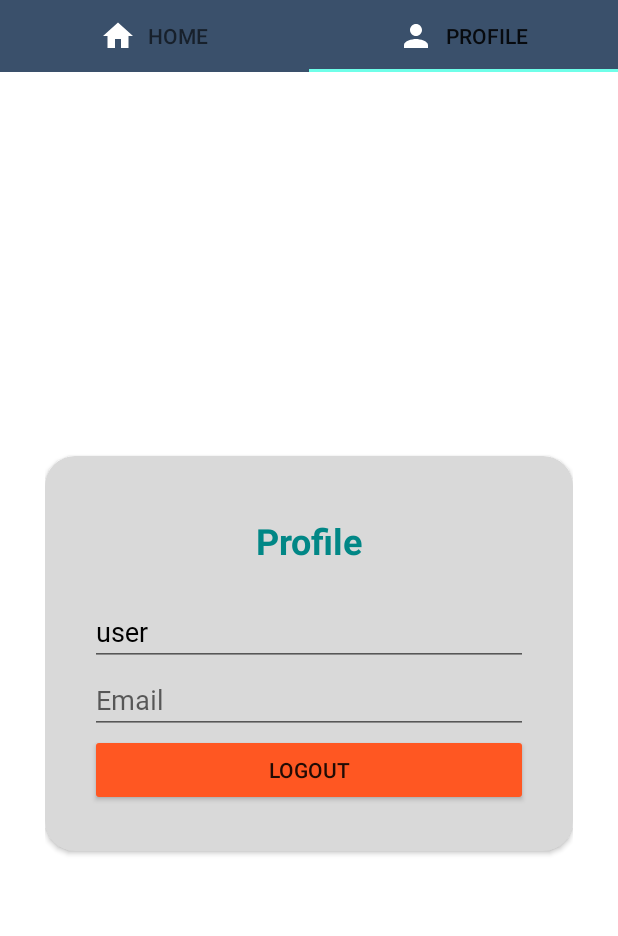
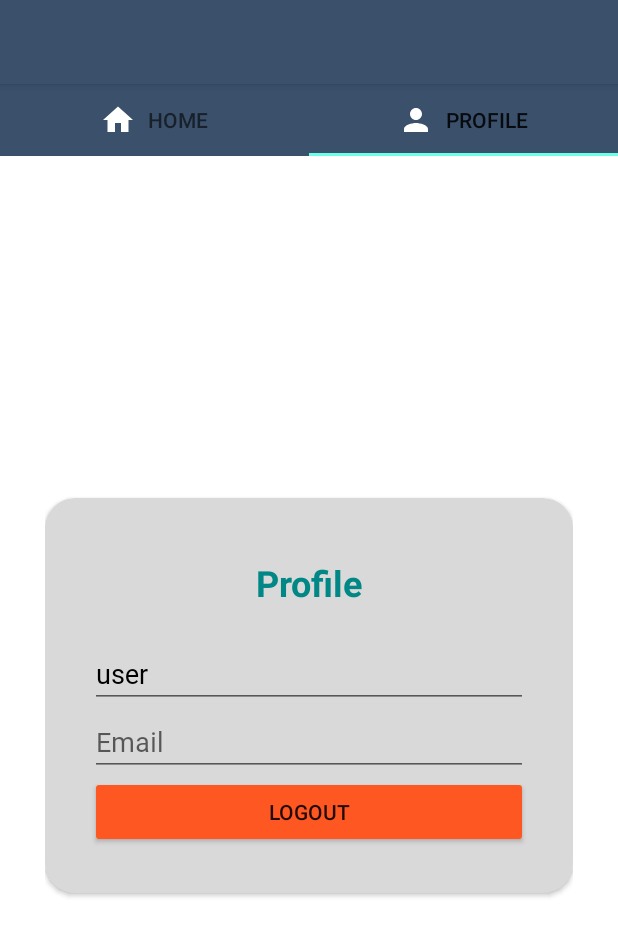
Before and after one commit to spotikum/bengkel-motor, an Android app: the screen it shows after launch once a user with an empty profile is signed in (HomeActivity), tab 2 chosen, on a phone screen of 412 x 824 dp. Shown: the top 936 px of the screen. Run offline under Robolectric (Android 15) with nearby library versions, the phone set to English and light mode, and no system bars; our stand-ins replace Firebase (no records; nobody signed in at launch, a user with empty details on screens opened directly), navigation-ui.

Commit message:
add plus action plus button

```diff
--- a/app/src/main/java/id/bukanspot/bengkelmotor/fragment/HomeFragment.kt
+++ b/app/src/main/java/id/bukanspot/bengkelmotor/fragment/HomeFragment.kt
@@ -5,52 +5,39 @@ import androidx.fragment.app.Fragment
 import android.view.LayoutInflater
 import android.view.View
 import android.view.ViewGroup
+import androidx.navigation.findNavController
+import androidx.navigation.fragment.findNavController
+import androidx.navigation.ui.AppBarConfiguration
+import androidx.navigation.ui.setupActionBarWithNavController
+import com.google.android.material.snackbar.Snackbar
 import id.bukanspot.bengkelmotor.R
-// TODO: Rename parameter arguments, choose names that match
-// the fragment initialization parameters, e.g. ARG_ITEM_NUMBER
-private const val ARG_PARAM1 = "param1"
-private const val ARG_PARAM2 = "param2"
+import id.bukanspot.bengkelmotor.databinding.ActivityBookingBinding
+import id.bukanspot.bengkelmotor.databinding.FragmentFirstBinding
+import id.bukanspot.bengkelmotor.databinding.FragmentHomeBinding
 
-/**
- * A simple [Fragment] subclass.
- * Use the [HomeFragment.newInstance] factory method to
- * create an instance of this fragment.
- */
 class HomeFragment : Fragment() {
-    // TODO: Rename and change types of parameters
-    private var param1: String? = null
-    private var param2: String? = null
+    private var _binding: FragmentHomeBinding? = null
 
-    override fun onCreate(savedInstanceState: Bundle?) {
-        super.onCreate(savedInstanceState)
-        arguments?.let {
-            param1 = it.getString(ARG_PARAM1)
-            param2 = it.getString(ARG_PARAM2)
+    // This property is only valid between onCreateView and
+    // onDestroyView.
+    private val binding get() = _binding!!
+
+    override fun onCreateView(
+        inflater: LayoutInflater, container: ViewGroup?,
+        savedInstanceState: Bundle?
+    ): View? {
+
+        _binding = FragmentHomeBinding.inflate(inflater, container, false)
+        return binding.root
+
+    }
+
+    override fun onViewCreated(view: View, savedInstanceState: Bundle?) {
+        super.onViewCreated(view, savedInstanceState)
+
+        binding.fab.setOnClickListener { view ->
+            Snackbar.make(view, "Replace with your own action", Snackbar.LENGTH_LONG)
+                .setAction("Action", null).show()
         }
     }
-
-    override fun onCreateView(inflater: LayoutInflater, container: ViewGroup?,
-                              savedInstanceState: Bundle?): View? {
-        // Inflate the layout for this fragment
-        return inflater.inflate(R.layout.fragment_home, container, false)
-    }
-
-    companion object {
-        /**
-         * Use this factory method to create a new instance of
-         * this fragment using the provided parameters.
-         *
-         * @param param1 Parameter 1.
-         * @param param2 Parameter 2.
-         * @return A new instance of fragment HomeFragment.
-         */
-        // TODO: Rename and change types and number of parameters
-        @JvmStatic fun newInstance(param1: String, param2: String) =
-                HomeFragment().apply {
-                    arguments = Bundle().apply {
-                        putString(ARG_PARAM1, param1)
-                        putString(ARG_PARAM2, param2)
-                    }
-                }
-    }
 }
--- a/app/src/main/res/layout/activity_home.xml
+++ b/app/src/main/res/layout/activity_home.xml
@@ -6,11 +6,26 @@
     android:layout_height="match_parent"
     tools:context=".HomeActivity">
 
+    <com.google.android.material.appbar.AppBarLayout
+        android:id="@+id/appbar"
+        android:layout_width="match_parent"
+        android:layout_height="wrap_content"
+        android:theme="@style/Theme.BengkelMotor.AppBarOverlay">
+
+        <androidx.appcompat.widget.Toolbar
+            android:id="@+id/toolbar"
+            android:layout_width="match_parent"
+            android:layout_height="?attr/actionBarSize"
+            android:background="?attr/colorPrimary"
+            app:popupTheme="@style/Theme.BengkelMotor.PopupOverlay" />
+
+    </com.google.android.material.appbar.AppBarLayout>
+
     <androidx.viewpager.widget.ViewPager
         android:id="@+id/viewPager"
         android:layout_width="match_parent"
         android:layout_height="match_parent"
-        android:layout_above="@id/appBarLayout" >
+        android:layout_below="@+id/appbar">
 
         <com.google.android.material.tabs.TabLayout
             android:id="@+id/tabs"
--- a/app/src/main/res/layout/fragment_home.xml
+++ b/app/src/main/res/layout/fragment_home.xml
@@ -5,23 +5,9 @@
     android:layout_width="match_parent"
     android:layout_height="match_parent"
     android:background="@android:color/white"
-    tools:context=".HomeActivity">
+    tools:context=".fragment.HomeFragment">
 
-<!--    <com.google.android.material.appbar.AppBarLayout-->
-<!--        android:layout_width="match_parent"-->
-<!--        android:layout_height="wrap_content"-->
-<!--        android:theme="@style/Theme.BengkelMotor.AppBarOverlay">-->
-
-<!--        <androidx.appcompat.widget.Toolbar-->
-<!--            android:id="@+id/toolbar"-->
-<!--            android:layout_width="match_parent"-->
-<!--            android:layout_height="?attr/actionBarSize"-->
-<!--            android:background="?attr/colorPrimary"-->
-<!--            app:popupTheme="@style/Theme.BengkelMotor.PopupOverlay" />-->
-
-<!--    </com.google.android.material.appbar.AppBarLayout>-->
-
-    <include layout="@layout/content_home" />
+    <include layout="@layout/content_booking" />
 
     <com.google.android.material.floatingactionbutton.FloatingActionButton
         android:id="@+id/fab"
```
Also changed, not shown: app/src/main/java/id/bukanspot/bengkelmotor/HomeActivity.kt (+0 -30 lines).
